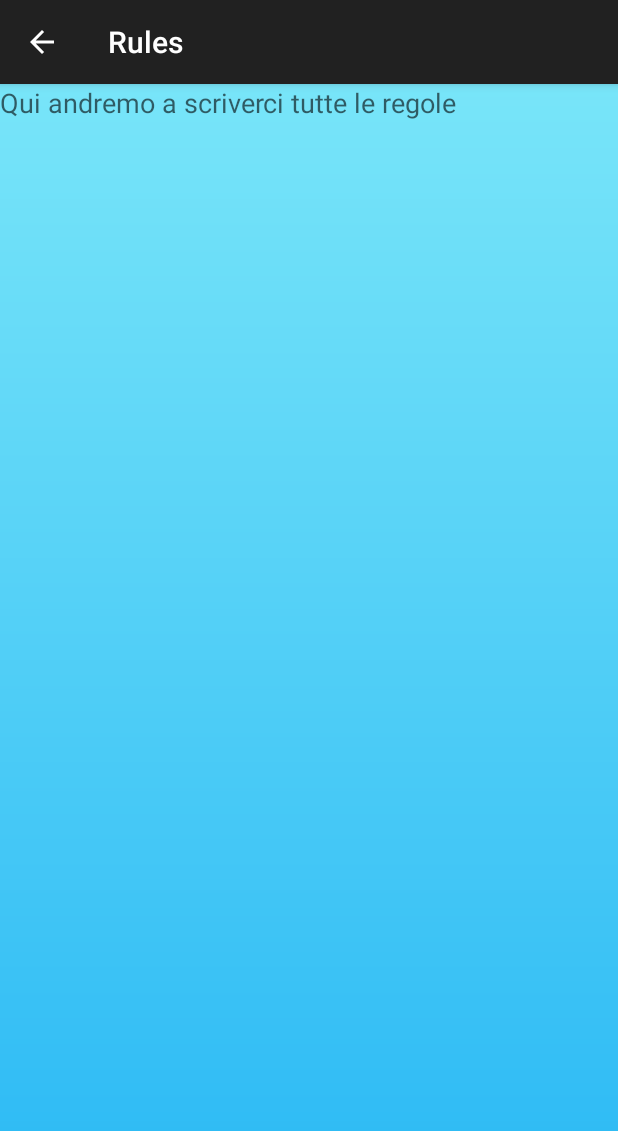
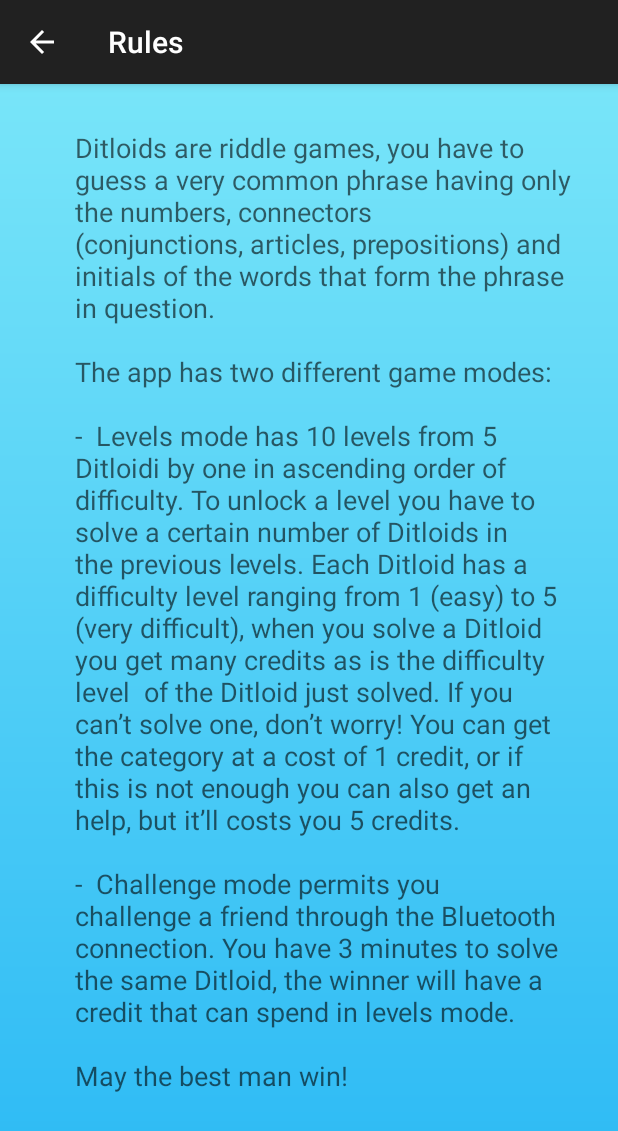
Before and after one commit to Zanna-94/DitloiD, an Android app: the Rules screen opened directly, with no data from a screen before it, on a phone screen of 412 x 824 dp. Shown: the top 1131 px of the screen. Run offline under Robolectric (Android 15) with nearby library versions, the phone set to English and light mode, and no system bars.

Commit message:
aggiunte regole

```diff
--- a/app/src/main/java/giava/menmath/ditloid/Rules.java
+++ b/app/src/main/java/giava/menmath/ditloid/Rules.java
@@ -4,10 +4,20 @@ import android.app.ActionBar;
 import android.os.Bundle;
 import android.support.v7.app.AppCompatActivity;
 import android.support.v7.widget.Toolbar;
+import android.text.method.ScrollingMovementMethod;
 import android.view.Menu;
 import android.view.MenuInflater;
 import android.view.MenuItem;
+import android.widget.TextView;
 import android.widget.Toast;
+
+import java.io.BufferedReader;
+import java.io.File;
+import java.io.FileReader;
+import java.io.IOException;
+import java.io.InputStream;
+import java.io.InputStreamReader;
+import java.util.Locale;
 
 import giava.menmath.ditloid.User.UserInfo;
 
@@ -16,8 +26,47 @@ import giava.menmath.ditloid.User.UserInfo;
  */
 
 public class Rules extends AppCompatActivity {
+
+
+    private TextView tvRules;
+
     protected void onCreate(Bundle savedInstanceState) {
         super.onCreate(savedInstanceState);
         setContentView(R.layout.activity_rules);
+
+        tvRules = (TextView) findViewById(R.id.tvRules);
+        tvRules.setMovementMethod(new ScrollingMovementMethod());
+
+        String language = Locale.getDefault().getLanguage();
+        StringBuilder text = new StringBuilder();
+        BufferedReader reader;
+
+        InputStream is;
+
+        try {
+
+            if (language.equals("it"))
+                is = getAssets().open("regole.txt");
+            else
+                is = getAssets().open("rules.txt");
+
+            reader = new BufferedReader(new InputStreamReader(is));
+            String line;
+
+            while ((line = reader.readLine()) != null) {
+                text.append(line);
+                text.append('\n');
+            }
+            reader.close();
+
+        } catch (IOException e) {
+            e.printStackTrace();
+            finish();
+        }
+
+
+        tvRules.setText(text.toString());
+
     }
+
 }
--- a/app/src/main/res/layout/activity_rules.xml
+++ b/app/src/main/res/layout/activity_rules.xml
@@ -11,6 +11,10 @@
         android:layout_width="wrap_content"
         android:layout_height="wrap_content"
         android:textAppearance="?android:attr/textAppearanceMedium"
-        android:text="@string/strActivityRules"
-        android:id="@+id/tvRules" />
+        android:scrollbars = "vertical"
+        android:id="@+id/tvRules"
+        android:layout_margin="30dp"
+        android:paddingStart="20dp"
+        android:password="false"
+        android:textStyle="normal" />
 </LinearLayout>
--- a/app/src/main/res/values/strings.xml
+++ b/app/src/main/res/values/strings.xml
@@ -26,21 +26,23 @@
     <string name="strCheckSolution">Check!</string>
     <string name="strGetHint">Get hint (5 cr.)</string>
     <string name="strGetCategory">Get Category (1 cr.)</string>
+    <string name="strSignalError2">Segnalaci qui l\'errore che hai riscontrato all\'interno dell\'applicazione:</string>
     <string name="strActivityRules">Qui andremo a scriverci tutte le regole</string>
     <string name="strBackToGame">Back to Game</string>
+    <string name="strGiveTip2">Scrivi qui un tuo suggerimento che ci permetterà di migliorare la nostra app</string>
     <string name="strConnect">Connect with your friend!</string>
     <string name="strFriendConnection">Connection with friends</string>
     <string name="title_paired_devices">Paired Device</string>
     <string name="title_other_devices">other devices</string>
     <string name="btnScan">Scan</string>
     <string name="none_paired">No devices have been paired</string>
-    <string name="scanning">scanning for devices…</string>
+    <string name="scanning">scanning for devices...</string>
     <string name="select_device">select a device to connect</string>
     <string name="none_found">No devices found</string>
     <string name="bt_not_enabled_leaving">Bluetooth non enable</string>
     <string name="title_connected_to">connected to</string>
     <string name="title_not_connected">not connected</string>
-    <string name="title_connecting">connecting…</string>
+    <string name="title_connecting">connecting...</string>
     <string name="retry">retry!</string>
     <string name="balance">you have draw!</string>
     <string name="Win">you are the winner!</string>
```
Also changed, not shown: app/src/main/assets/regole.txt (added, +8 -0 lines), app/src/main/assets/rules.txt (added, +10 -0 lines), 1 other file.
